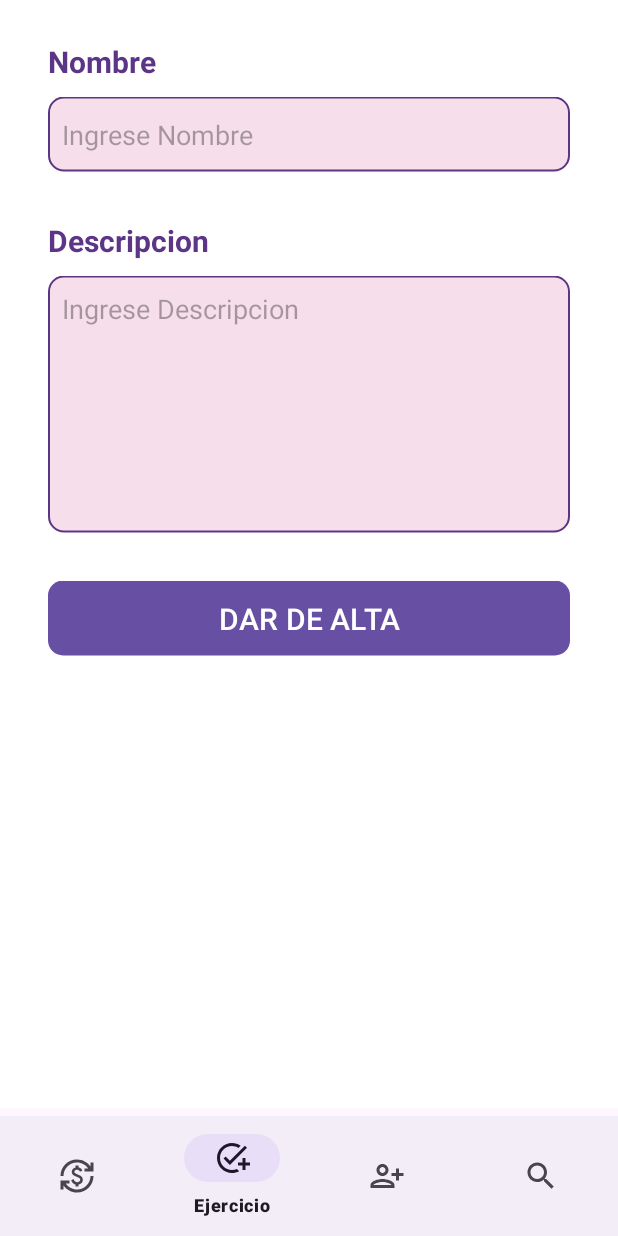
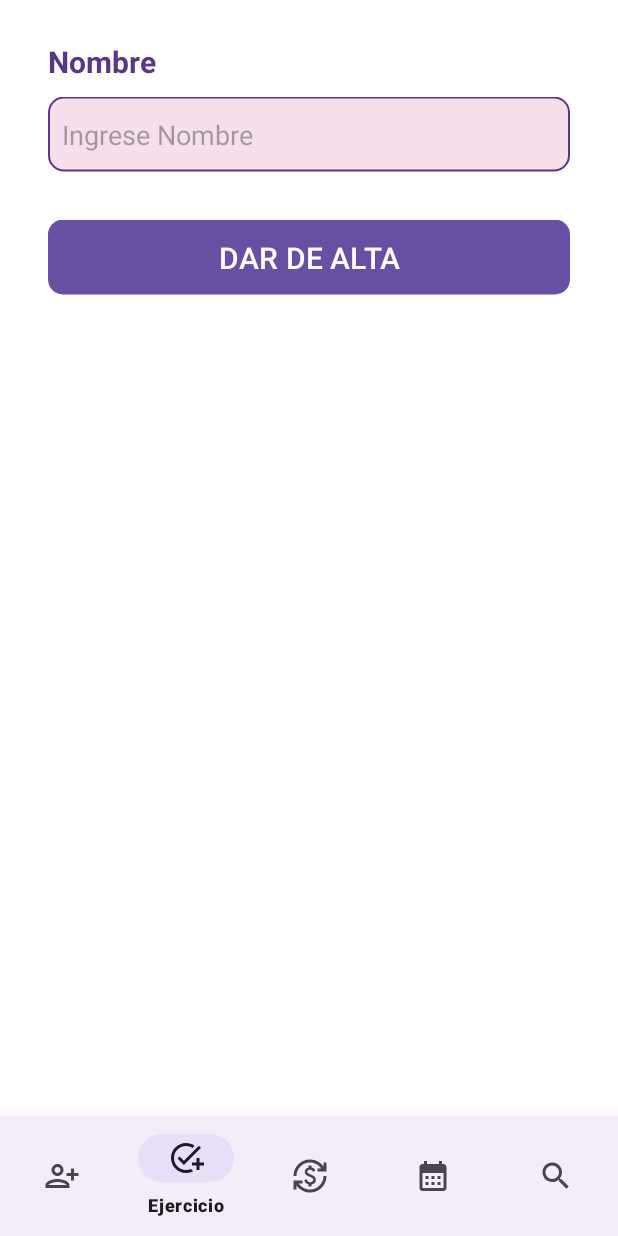
Before and after one commit to Kiriby-Dev/AppPilates, an Android app: the MainActivity screen opened directly, with no data from a screen before it, item 2 of the bottom bar chosen, on a phone screen of 412 x 824 dp. Run offline under Robolectric (Android 15) with nearby library versions, the phone set to English and light mode, and no system bars.

Commit message:
5 botones menu

```diff
--- a/app/src/main/java/com/example/apppilates/Fragments/AgregarEjercicioFragment.java
+++ b/app/src/main/java/com/example/apppilates/Fragments/AgregarEjercicioFragment.java
@@ -34,7 +34,6 @@ public class AgregarEjercicioFragment extends Fragment {
         View view = inflater.inflate(R.layout.fragment_agregar_ejercicio, container, false);
 
         nombre = view.findViewById(R.id.nombreEditText);
-        descripcion = view.findViewById(R.id.descripcionEditText);
 
         Button crearButton = view.findViewById(R.id.crearButton);
         crearButton.setOnClickListener(new View.OnClickListener() {
--- /dev/null
+++ b/app/src/main/res/drawable/baseline_calendar_month_24.xml
@@ -0,0 +1,5 @@
+<vector android:height="24dp" android:tint="#000000"
+    android:viewportHeight="24" android:viewportWidth="24"
+    android:width="24dp" xmlns:android="http://schemas.android.com/apk/res/android">
+    <path android:fillColor="@android:color/white" android:pathData="M19,4h-1V2h-2v2H8V2H6v2H5C3.89,4 3.01,4.9 3.01,6L3,20c0,1.1 0.89,2 2,2h14c1.1,0 2,-0.9 2,-2V6C21,4.9 20.1,4 19,4zM19,20H5V10h14V20zM9,14H7v-2h2V14zM13,14h-2v-2h2V14zM17,14h-2v-2h2V14zM9,18H7v-2h2V18zM13,18h-2v-2h2V18zM17,18h-2v-2h2V18z"/>
+</vector>
--- a/app/src/main/res/layout/fragment_agregar_ejercicio.xml
+++ b/app/src/main/res/layout/fragment_agregar_ejercicio.xml
@@ -50,33 +50,6 @@
                     android:inputType="text"
                     android:padding="9dp" />
 
-                <TextView
-                    android:id="@+id/descripcionTextView"
-                    android:layout_width="match_parent"
-                    android:layout_height="wrap_content"
-                    android:layout_marginTop="32dp"
-                    android:text="Descripcion"
-                    android:textColor="#5D3587"
-                    android:textSize="20sp"
-                    android:textStyle="bold" />
-
-                <EditText
-                    android:id="@+id/descripcionEditText"
-                    android:layout_width="match_parent"
-                    android:layout_height="wrap_content"
-                    android:layout_marginTop="10dp"
-                    android:background="@drawable/edittext_background"
-                    android:ems="10"
-                    android:gravity="start|top"
-                    android:hint="Ingrese Descripcion"
-                    android:inputType="textMultiLine"
-                    android:lines="7"
-                    android:overScrollMode="always"
-                    android:padding="9dp"
-                    android:scrollbarStyle="insideInset"
-                    android:scrollbars="vertical"
-                    android:scrollHorizontally="false" />
-
                 <Button
                     android:id="@+id/crearButton"
                     style="android:style/Widget.Button"
--- a/app/src/main/res/menu/bottom_nav_menu.xml
+++ b/app/src/main/res/menu/bottom_nav_menu.xml
@@ -1,6 +1,18 @@
 <?xml version="1.0" encoding="utf-8"?>
 <menu xmlns:android="http://schemas.android.com/apk/res/android">
 
+    <item
+        android:layout_width="wrap_content"
+        android:layout_height="wrap_content"
+        android:title="Cliente"
+        android:icon="@drawable/baseline_person_add_alt_24"
+        android:id="@+id/agregar"/>
+    <item
+        android:layout_width="wrap_content"
+        android:layout_height="wrap_content"
+        android:title="Ejercicio"
+        android:icon="@drawable/baseline_add_task_24"
+        android:id="@+id/ejercicios"/>
     <item
         android:layout_width="wrap_content"
         android:layout_height="wrap_content"
@@ -10,15 +22,9 @@
     <item
         android:layout_width="wrap_content"
         android:layout_height="wrap_content"
-        android:title="Ejercicio"
-        android:icon="@drawable/baseline_add_task_24"
-        android:id="@+id/ejercicios"/>
-    <item
-        android:layout_width="wrap_content"
-        android:layout_height="wrap_content"
-        android:title="Cliente"
-        android:icon="@drawable/baseline_person_add_alt_24"
-        android:id="@+id/agregar"/>
+        android:title="Calendario"
+        android:icon="@drawable/baseline_calendar_month_24"
+        android:id="@+id/calendario"/>
     <item
         android:layout_width="wrap_content"
         android:layout_height="wrap_content"
```
